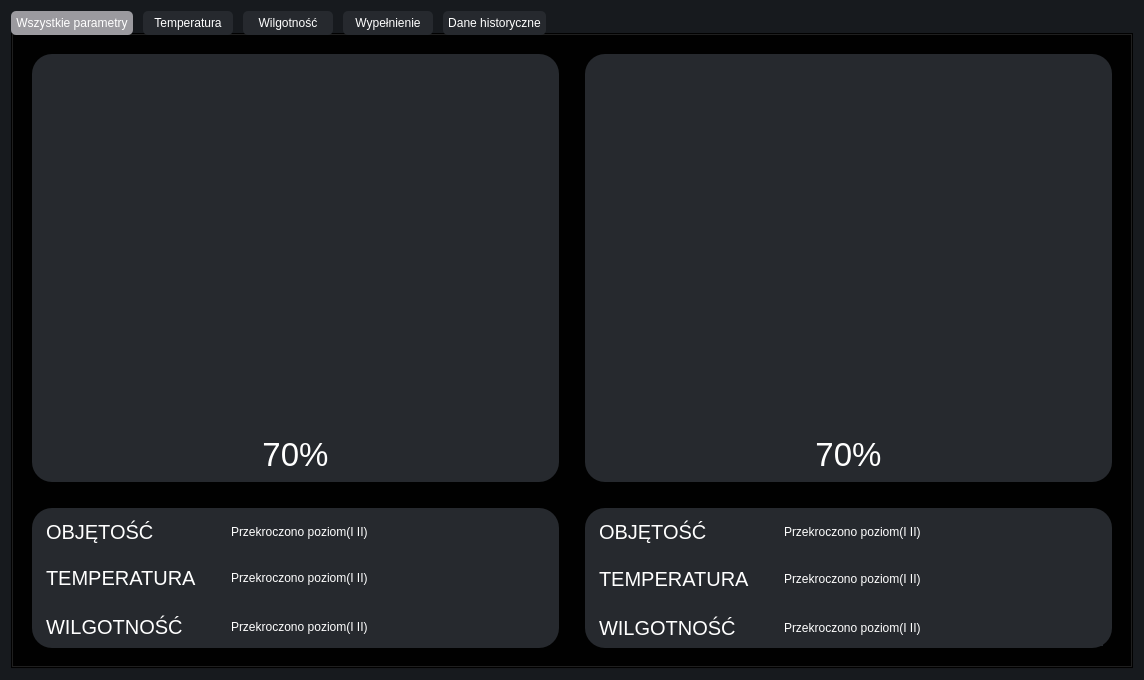
PartyKusZ/wizualizacja_danych_sensorycznych, file wizualizacja_silosow/aplikacja_qt/ui/Main_window.ui: the form before one commit.
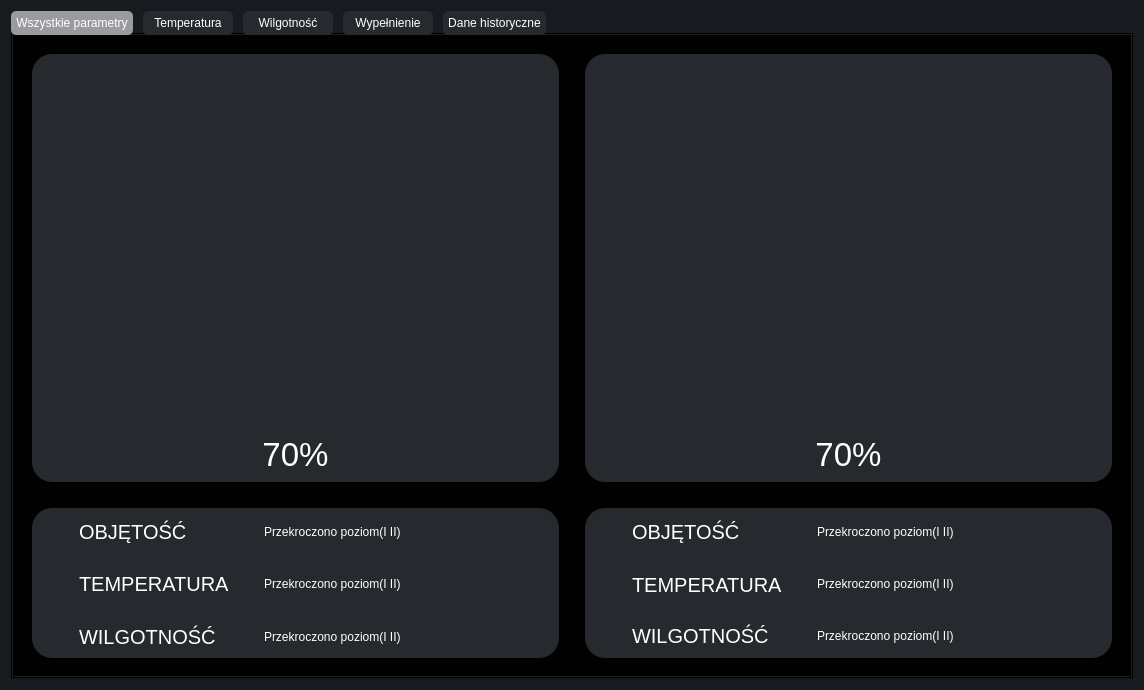
The form after the commit. The open tabs and pages were chosen to show the change. Icons and pictures are not drawn. Custom widgets are drawn as their Qt base class.

Commit message: zmiana wyglądu Ui zakładki all param

Diff of the .ui file:
```diff
--- a/wizualizacja_silosow/aplikacja_qt/ui/Main_window.ui
+++ b/wizualizacja_silosow/aplikacja_qt/ui/Main_window.ui
@@ -95,158 +95,17 @@
          <property name="minimumSize">
           <size>
            <width>50</width>
-           <height>160</height>
+           <height>170</height>
           </size>
          </property>
          <property name="styleSheet">
           <string notr="true">QLabel{
+	background-color: rgba(0, 0, 0, 0);
 	color: #ffffff
 }</string>
          </property>
          <layout class="QGridLayout" name="gridLayout_3">
-          <item row="5" column="0">
-           <widget class="QLabel" name="hum_alarms_al_1">
-            <property name="sizePolicy">
-             <sizepolicy hsizetype="Minimum" vsizetype="Minimum">
-              <horstretch>0</horstretch>
-              <verstretch>0</verstretch>
-             </sizepolicy>
-            </property>
-            <property name="font">
-             <font>
-              <pointsize>15</pointsize>
-             </font>
-            </property>
-            <property name="text">
-             <string>WILGOTNOŚĆ</string>
-            </property>
-           </widget>
-          </item>
           <item row="1" column="2">
-           <widget class="QLabel" name="volume_ico_al_1">
-            <property name="sizePolicy">
-             <sizepolicy hsizetype="Minimum" vsizetype="Minimum">
-              <horstretch>0</horstretch>
-              <verstretch>0</verstretch>
-             </sizepolicy>
-            </property>
-            <property name="minimumSize">
-             <size>
-              <width>50</width>
-              <height>50</height>
-             </size>
-            </property>
-            <property name="font">
-             <font>
-              <kerning>true</kerning>
-             </font>
-            </property>
-            <property name="styleSheet">
-             <string notr="true"/>
-            </property>
-            <property name="text">
-             <string/>
-            </property>
-            <property name="textFormat">
-             <enum>Qt::AutoText</enum>
-            </property>
-            <property name="pixmap">
-             <pixmap resource="../res/res.qrc">:/ikona_stop_tło.png</pixmap>
-            </property>
-            <property name="scaledContents">
-             <bool>false</bool>
-            </property>
-            <property name="alignment">
-             <set>Qt::AlignLeading|Qt::AlignLeft|Qt::AlignTop</set>
-            </property>
-            <property name="openExternalLinks">
-             <bool>false</bool>
-            </property>
-           </widget>
-          </item>
-          <item row="4" column="2">
-           <widget class="QLabel" name="temp_ico_al_1">
-            <property name="sizePolicy">
-             <sizepolicy hsizetype="Minimum" vsizetype="Minimum">
-              <horstretch>0</horstretch>
-              <verstretch>0</verstretch>
-             </sizepolicy>
-            </property>
-            <property name="minimumSize">
-             <size>
-              <width>50</width>
-              <height>50</height>
-             </size>
-            </property>
-            <property name="text">
-             <string/>
-            </property>
-            <property name="pixmap">
-             <pixmap resource="../res/res.qrc">:/ikona_warning_tło.png</pixmap>
-            </property>
-            <property name="scaledContents">
-             <bool>false</bool>
-            </property>
-            <property name="alignment">
-             <set>Qt::AlignLeading|Qt::AlignLeft|Qt::AlignVCenter</set>
-            </property>
-            <property name="wordWrap">
-             <bool>false</bool>
-            </property>
-            <property name="openExternalLinks">
-             <bool>false</bool>
-            </property>
-           </widget>
-          </item>
-          <item row="1" column="0">
-           <widget class="QLabel" name="volume_alarms_al_1">
-            <property name="sizePolicy">
-             <sizepolicy hsizetype="Minimum" vsizetype="Minimum">
-              <horstretch>0</horstretch>
-              <verstretch>0</verstretch>
-             </sizepolicy>
-            </property>
-            <property name="minimumSize">
-             <size>
-              <width>50</width>
-              <height>50</height>
-             </size>
-            </property>
-            <property name="font">
-             <font>
-              <family>Ubuntu</family>
-              <pointsize>15</pointsize>
-              <weight>50</weight>
-              <italic>false</italic>
-              <bold>false</bold>
-              <underline>false</underline>
-              <strikeout>false</strikeout>
-             </font>
-            </property>
-            <property name="text">
-             <string>OBJĘTOŚĆ</string>
-            </property>
-           </widget>
-          </item>
-          <item row="4" column="0">
-           <widget class="QLabel" name="temp_alarms_al_1">
-            <property name="sizePolicy">
-             <sizepolicy hsizetype="Minimum" vsizetype="Minimum">
-              <horstretch>0</horstretch>
-              <verstretch>0</verstretch>
-             </sizepolicy>
-            </property>
-            <property name="font">
-             <font>
-              <pointsize>15</pointsize>
-             </font>
-            </property>
-            <property name="text">
-             <string>TEMPERATURA</string>
-            </property>
-           </widget>
-          </item>
-          <item row="1" column="1">
            <widget class="QLabel" name="volume_info_alarms_al_1">
             <property name="sizePolicy">
              <sizepolicy hsizetype="Minimum" vsizetype="Minimum">
@@ -268,7 +127,65 @@
             </property>
            </widget>
           </item>
+          <item row="6" column="2">
+           <widget class="QLabel" name="hum_info_alarms_al_1">
+            <property name="sizePolicy">
+             <sizepolicy hsizetype="Minimum" vsizetype="Minimum">
+              <horstretch>0</horstretch>
+              <verstretch>0</verstretch>
+             </sizepolicy>
+            </property>
+            <property name="minimumSize">
+             <size>
+              <width>0</width>
+              <height>0</height>
+             </size>
+            </property>
+            <property name="text">
+             <string>Przekroczono poziom(I II) </string>
+            </property>
+            <property name="alignment">
+             <set>Qt::AlignLeading|Qt::AlignLeft|Qt::AlignVCenter</set>
+            </property>
+           </widget>
+          </item>
           <item row="4" column="1">
+           <widget class="QLabel" name="temp_alarms_al_1">
+            <property name="sizePolicy">
+             <sizepolicy hsizetype="Fixed" vsizetype="Minimum">
+              <horstretch>0</horstretch>
+              <verstretch>0</verstretch>
+             </sizepolicy>
+            </property>
+            <property name="font">
+             <font>
+              <pointsize>15</pointsize>
+             </font>
+            </property>
+            <property name="text">
+             <string>TEMPERATURA</string>
+            </property>
+           </widget>
+          </item>
+          <item row="6" column="1">
+           <widget class="QLabel" name="hum_alarms_al_1">
+            <property name="sizePolicy">
+             <sizepolicy hsizetype="Fixed" vsizetype="Minimum">
+              <horstretch>0</horstretch>
+              <verstretch>0</verstretch>
+             </sizepolicy>
+            </property>
+            <property name="font">
+             <font>
+              <pointsize>15</pointsize>
+             </font>
+            </property>
+            <property name="text">
+             <string>WILGOTNOŚĆ</string>
+            </property>
+           </widget>
+          </item>
+          <item row="4" column="2">
            <widget class="QLabel" name="temp_info_alarms_al_1">
             <property name="sizePolicy">
              <sizepolicy hsizetype="Minimum" vsizetype="Minimum">
@@ -290,29 +207,128 @@
             </property>
            </widget>
           </item>
-          <item row="5" column="1">
-           <widget class="QLabel" name="hum_info_alarms_al_1">
+          <item row="1" column="1">
+           <widget class="QLabel" name="volume_alarms_al_1">
             <property name="sizePolicy">
-             <sizepolicy hsizetype="Minimum" vsizetype="Minimum">
+             <sizepolicy hsizetype="Fixed" vsizetype="Minimum">
               <horstretch>0</horstretch>
               <verstretch>0</verstretch>
              </sizepolicy>
             </property>
             <property name="minimumSize">
              <size>
-              <width>0</width>
-              <height>0</height>
+              <width>50</width>
+              <height>50</height>
              </size>
             </property>
+            <property name="font">
+             <font>
+              <family>Ubuntu</family>
+              <pointsize>15</pointsize>
+              <weight>50</weight>
+              <italic>false</italic>
+              <bold>false</bold>
+              <underline>false</underline>
+              <strikeout>false</strikeout>
+             </font>
+            </property>
             <property name="text">
-             <string>Przekroczono poziom(I II) </string>
+             <string>OBJĘTOŚĆ</string>
             </property>
+            <property name="indent">
+             <number>-1</number>
+            </property>
+           </widget>
+          </item>
+          <item row="4" column="0">
+           <widget class="QLabel" name="temp_ico_al_1">
+            <property name="sizePolicy">
+             <sizepolicy hsizetype="Fixed" vsizetype="Minimum">
+              <horstretch>0</horstretch>
+              <verstretch>0</verstretch>
+             </sizepolicy>
+            </property>
+            <property name="minimumSize">
+             <size>
+              <width>10</width>
+              <height>50</height>
+             </size>
+            </property>
+            <property name="text">
+             <string/>
+            </property>
+            <property name="pixmap">
+             <pixmap resource="../res/res.qrc">:/ikona_warning_tło.png</pixmap>
+            </property>
+            <property name="scaledContents">
+             <bool>false</bool>
+            </property>
             <property name="alignment">
              <set>Qt::AlignLeading|Qt::AlignLeft|Qt::AlignVCenter</set>
             </property>
+            <property name="wordWrap">
+             <bool>false</bool>
+            </property>
+            <property name="indent">
+             <number>0</number>
+            </property>
+            <property name="openExternalLinks">
+             <bool>false</bool>
+            </property>
            </widget>
           </item>
-          <item row="5" column="2">
+          <item row="1" column="0">
+           <widget class="QLabel" name="volume_ico_al_1">
+            <property name="sizePolicy">
+             <sizepolicy hsizetype="Fixed" vsizetype="Minimum">
+              <horstretch>0</horstretch>
+              <verstretch>0</verstretch>
+             </sizepolicy>
+            </property>
+            <property name="minimumSize">
+             <size>
+              <width>10</width>
+              <height>50</height>
+             </size>
+            </property>
+            <property name="font">
+             <font>
+              <kerning>true</kerning>
+             </font>
+            </property>
+            <property name="styleSheet">
+             <string notr="true"/>
+            </property>
+            <property name="text">
+             <string/>
+            </property>
+            <property name="textFormat">
+             <enum>Qt::AutoText</enum>
+            </property>
+            <property name="pixmap">
+             <pixmap resource="../res/res.qrc">:/ikona_stop_tło.png</pixmap>
+            </property>
+            <property name="scaledContents">
+             <bool>false</bool>
+            </property>
+            <property name="alignment">
+             <set>Qt::AlignLeading|Qt::AlignLeft|Qt::AlignVCenter</set>
+            </property>
+            <property name="wordWrap">
+             <bool>false</bool>
+            </property>
+            <property name="margin">
+             <number>0</number>
+            </property>
+            <property name="indent">
+             <number>0</number>
+            </property>
+            <property name="openExternalLinks">
+             <bool>false</bool>
+            </property>
+           </widget>
+          </item>
+          <item row="6" column="0">
            <widget class="QLabel" name="hum_ico_al_1">
             <property name="sizePolicy">
              <sizepolicy hsizetype="Minimum" vsizetype="Minimum">
@@ -322,7 +338,7 @@
             </property>
             <property name="minimumSize">
              <size>
-              <width>50</width>
+              <width>10</width>
               <height>50</height>
              </size>
             </property>
@@ -335,6 +351,12 @@
             <property name="alignment">
              <set>Qt::AlignLeading|Qt::AlignLeft|Qt::AlignTop</set>
             </property>
+            <property name="margin">
+             <number>0</number>
+            </property>
+            <property name="indent">
+             <number>0</number>
+            </property>
            </widget>
           </item>
          </layout>
@@ -405,50 +427,17 @@
          <property name="minimumSize">
           <size>
            <width>50</width>
-           <height>160</height>
+           <height>170</height>
           </size>
          </property>
          <property name="styleSheet">
           <string notr="true">QLabel{
+background-color: rgba(0, 0, 0, 0);
 	color: #ffffff;
 }</string>
          </property>
          <layout class="QGridLayout" name="gridLayout_4">
-          <item row="1" column="2">
-           <widget class="QLabel" name="temp_ico_al_2">
-            <property name="sizePolicy">
-             <sizepolicy hsizetype="Minimum" vsizetype="Minimum">
-              <horstretch>0</horstretch>
-              <verstretch>0</verstretch>
-             </sizepolicy>
-            </property>
-            <property name="minimumSize">
-             <size>
-              <width>50</width>
-              <height>50</height>
-             </size>
-            </property>
-            <property name="text">
-             <string/>
-            </property>
-            <property name="pixmap">
-             <pixmap resource="../res/res.qrc">:/ikona_stop_tło.png</pixmap>
-            </property>
-            <property name="scaledContents">
-             <bool>false</bool>
-            </property>
-            <property name="alignment">
-             <set>Qt::AlignLeading|Qt::AlignLeft|Qt::AlignVCenter</set>
-            </property>
-            <property name="wordWrap">
-             <bool>false</bool>
-            </property>
-            <property name="openExternalLinks">
-             <bool>false</bool>
-            </property>
-           </widget>
-          </item>
-          <item row="0" column="1">
+          <item row="0" column="2">
            <widget class="QLabel" name="volume_info_alarms_al_2">
             <property name="sizePolicy">
              <sizepolicy hsizetype="Minimum" vsizetype="Minimum">
@@ -470,7 +459,7 @@
             </property>
            </widget>
           </item>
-          <item row="1" column="1">
+          <item row="1" column="2">
            <widget class="QLabel" name="temp_info_alarms_al_2">
             <property name="sizePolicy">
              <sizepolicy hsizetype="Minimum" vsizetype="Minimum">
@@ -492,25 +481,79 @@
             </property>
            </widget>
           </item>
-          <item row="2" column="0">
-           <widget class="QLabel" name="hum_alarms_al_2">
-            <property name="sizePolicy">
-             <sizepolicy hsizetype="Minimum" vsizetype="Minimum">
-              <horstretch>0</horstretch>
-              <verstretch>0</verstretch>
-             </sizepolicy>
-            </property>
-            <property name="font">
-             <font>
-              <pointsize>15</pointsize>
-             </font>
-            </property>
-            <property name="text">
-             <string>WILGOTNOŚĆ</string>
-            </property>
-           </widget>
-          </item>
           <item row="2" column="1">
+           <widget class="QLabel" name="hum_alarms_al_2">
+            <property name="sizePolicy">
+             <sizepolicy hsizetype="Fixed" vsizetype="Minimum">
+              <horstretch>0</horstretch>
+              <verstretch>0</verstretch>
+             </sizepolicy>
+            </property>
+            <property name="font">
+             <font>
+              <pointsize>15</pointsize>
+             </font>
+            </property>
+            <property name="text">
+             <string>WILGOTNOŚĆ</string>
+            </property>
+           </widget>
+          </item>
+          <item row="1" column="1">
+           <widget class="QLabel" name="temp_alarms_al_2">
+            <property name="sizePolicy">
+             <sizepolicy hsizetype="Fixed" vsizetype="Minimum">
+              <horstretch>0</horstretch>
+              <verstretch>0</verstretch>
+             </sizepolicy>
+            </property>
+            <property name="minimumSize">
+             <size>
+              <width>50</width>
+              <height>50</height>
+             </size>
+            </property>
+            <property name="font">
+             <font>
+              <pointsize>15</pointsize>
+             </font>
+            </property>
+            <property name="text">
+             <string>TEMPERATURA</string>
+            </property>
+           </widget>
+          </item>
+          <item row="0" column="1">
+           <widget class="QLabel" name="volume_alarms_al_2">
+            <property name="sizePolicy">
+             <sizepolicy hsizetype="Fixed" vsizetype="Minimum">
+              <horstretch>0</horstretch>
+              <verstretch>0</verstretch>
+             </sizepolicy>
+            </property>
+            <property name="minimumSize">
+             <size>
+              <width>50</width>
+              <height>50</height>
+             </size>
+            </property>
+            <property name="font">
+             <font>
+              <family>Ubuntu</family>
+              <pointsize>15</pointsize>
+              <weight>50</weight>
+              <italic>false</italic>
+              <bold>false</bold>
+              <underline>false</underline>
+              <strikeout>false</strikeout>
+             </font>
+            </property>
+            <property name="text">
+             <string>OBJĘTOŚĆ</string>
+            </property>
+           </widget>
+          </item>
+          <item row="2" column="2">
            <widget class="QLabel" name="hum_info_alarms_al_2">
             <property name="sizePolicy">
              <sizepolicy hsizetype="Minimum" vsizetype="Minimum">
@@ -532,17 +575,17 @@
             </property>
            </widget>
           </item>
-          <item row="0" column="2">
+          <item row="0" column="0">
            <widget class="QLabel" name="volume_ico_al_2">
             <property name="sizePolicy">
-             <sizepolicy hsizetype="Minimum" vsizetype="Minimum">
+             <sizepolicy hsizetype="Fixed" vsizetype="Minimum">
               <horstretch>0</horstretch>
               <verstretch>0</verstretch>
              </sizepolicy>
             </property>
             <property name="minimumSize">
              <size>
-              <width>50</width>
+              <width>10</width>
               <height>50</height>
              </size>
             </property>
@@ -575,34 +618,50 @@
            </widget>
           </item>
           <item row="1" column="0">
-           <widget class="QLabel" name="temp_alarms_al_2">
+           <widget class="QLabel" name="temp_ico_al_2">
             <property name="sizePolicy">
-             <sizepolicy hsizetype="Minimum" vsizetype="Minimum">
+             <sizepolicy hsizetype="Fixed" vsizetype="Minimum">
               <horstretch>0</horstretch>
               <verstretch>0</verstretch>
              </sizepolicy>
             </property>
-            <property name="font">
-             <font>
-              <pointsize>15</pointsize>
-             </font>
+            <property name="minimumSize">
+             <size>
+              <width>10</width>
+              <height>50</height>
+             </size>
             </property>
             <property name="text">
-             <string>TEMPERATURA</string>
+             <string/>
+            </property>
+            <property name="pixmap">
+             <pixmap resource="../res/res.qrc">:/ikona_stop_tło.png</pixmap>
+            </property>
+            <property name="scaledContents">
+             <bool>false</bool>
+            </property>
+            <property name="alignment">
+             <set>Qt::AlignLeading|Qt::AlignLeft|Qt::AlignVCenter</set>
+            </property>
+            <property name="wordWrap">
+             <bool>false</bool>
+            </property>
+            <property name="openExternalLinks">
+             <bool>false</bool>
             </property>
            </widget>
           </item>
-          <item row="2" column="2">
+          <item row="2" column="0">
            <widget class="QLabel" name="hum_ico_al_2">
             <property name="sizePolicy">
-             <sizepolicy hsizetype="Minimum" vsizetype="Minimum">
+             <sizepolicy hsizetype="Fixed" vsizetype="Minimum">
               <horstretch>0</horstretch>
               <verstretch>0</verstretch>
              </sizepolicy>
             </property>
             <property name="minimumSize">
              <size>
-              <width>50</width>
+              <width>10</width>
               <height>50</height>
              </size>
             </property>
@@ -617,36 +676,6 @@
             </property>
            </widget>
           </item>
-          <item row="0" column="0">
-           <widget class="QLabel" name="volume_alarms_al_2">
-            <property name="sizePolicy">
-             <sizepolicy hsizetype="Minimum" vsizetype="Minimum">
-              <horstretch>0</horstretch>
-              <verstretch>0</verstretch>
-             </sizepolicy>
-            </property>
-            <property name="minimumSize">
-             <size>
-              <width>50</width>
-              <height>50</height>
-             </size>
-            </property>
-            <property name="font">
-             <font>
-              <family>Ubuntu</family>
-              <pointsize>15</pointsize>
-              <weight>50</weight>
-              <italic>false</italic>
-              <bold>false</bold>
-              <underline>false</underline>
-              <strikeout>false</strikeout>
-             </font>
-            </property>
-            <property name="text">
-             <string>OBJĘTOŚĆ</string>
-            </property>
-           </widget>
-          </item>
          </layout>
         </widget>
        </item>
```
Left out of the diff: 150 changed lines with no effect on the pictures. The commit also changes 5 other files.
